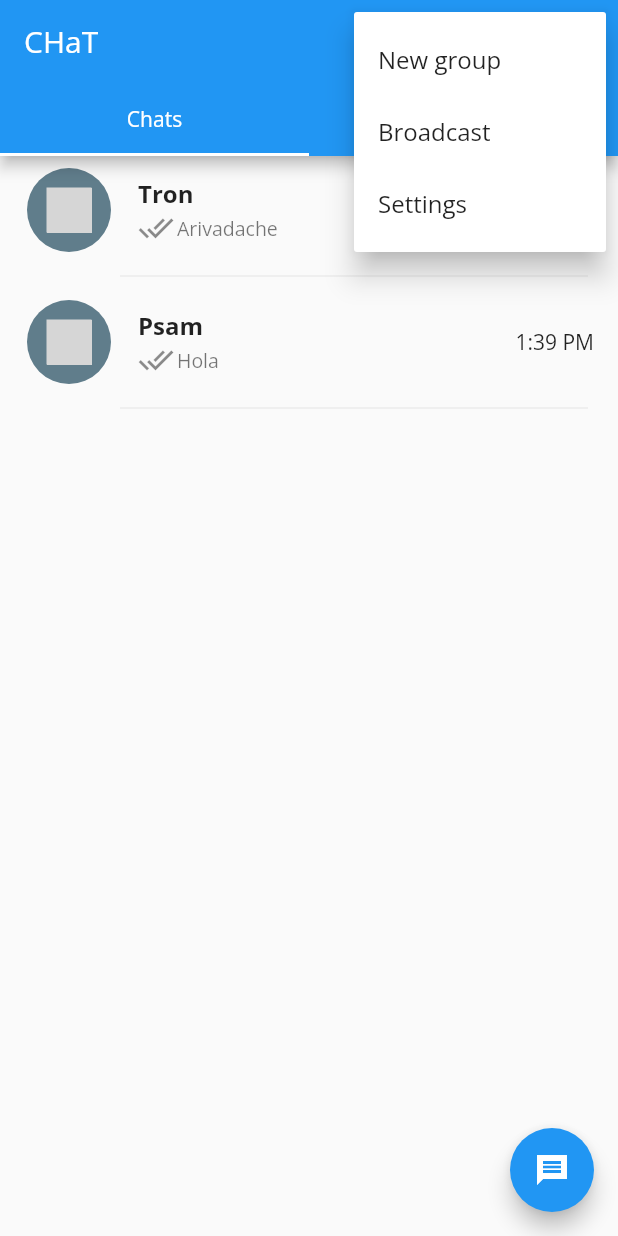
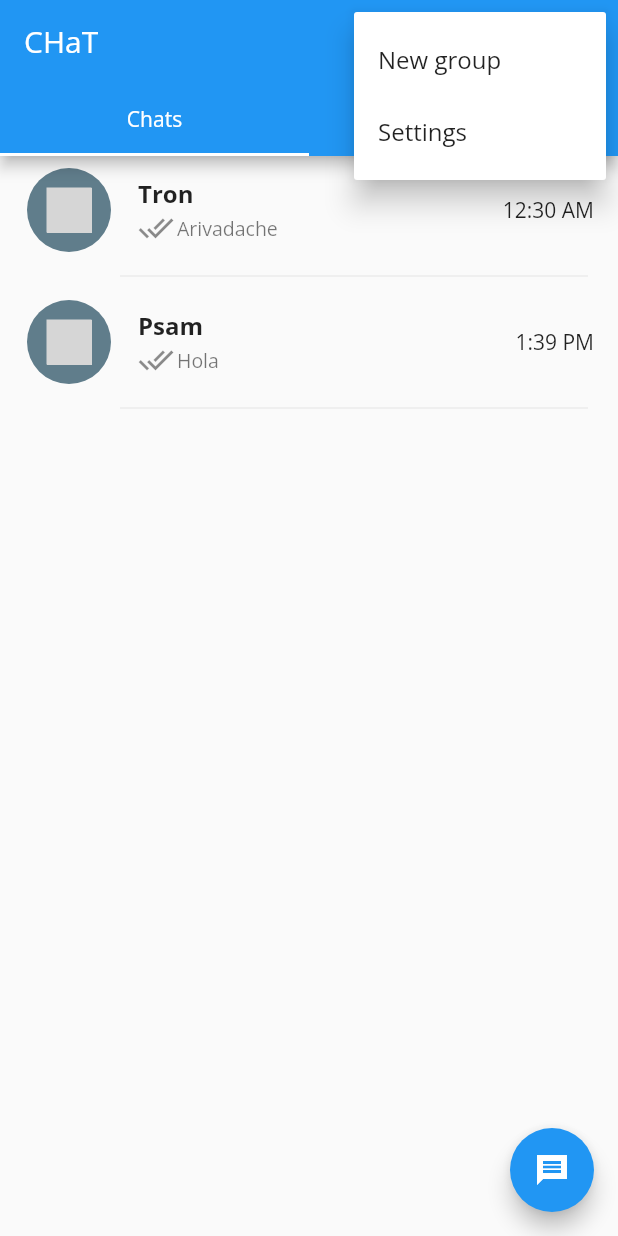
Before and after one commit to EhMaNa/chat_application, a Flutter app: the screen it shows after launch, after a tap on the "more vert" icon, on a phone screen of 412 x 824 dp. Run offline on Flutter 3.47's test engine with Material 2 defaults, Android fonts, the phone set to English and light mode, and no system bars; our stand-ins replace emoji_picker_flutter, flutter_svg; grey boxes are pictures that could not be loaded.

Commit message:
made some changes

```diff
--- a/lib/screens/home_screen.dart
+++ b/lib/screens/home_screen.dart
@@ -28,18 +28,15 @@ class _HomeState extends State<Home> with SingleTickerProviderStateMixin{
         actions: [
           IconButton(icon: Icon(Icons.search_sharp), onPressed: (){},),
           PopupMenuButton(
-              onSelected: (value){},
+              onSelected: (value){
+                setState(() {
+                  Navigator.push(context, MaterialPageRoute(builder: (context) => NewGroup()));
+                });
+              },
               itemBuilder: (buildContext) {
             return [
-              PopupMenuItem(
-                child: Text('New group'),
-                value: 'New group',
-                onTap: (){
-                  Navigator.push(context, MaterialPageRoute(builder: (context) => NewGroup()));
-                },
-              ),
-              PopupMenuItem(child: Text('Broadcast'), value: 'Broadcast',),
-              PopupMenuItem(child: Text('Settings'), value: 'Settings',)
+              PopupMenuItem(child: Text('New group'), value: 'New group',),
+              PopupMenuItem(child: Text('Settings'), value: 'Profile',)
             ];
           })
         ],
```
